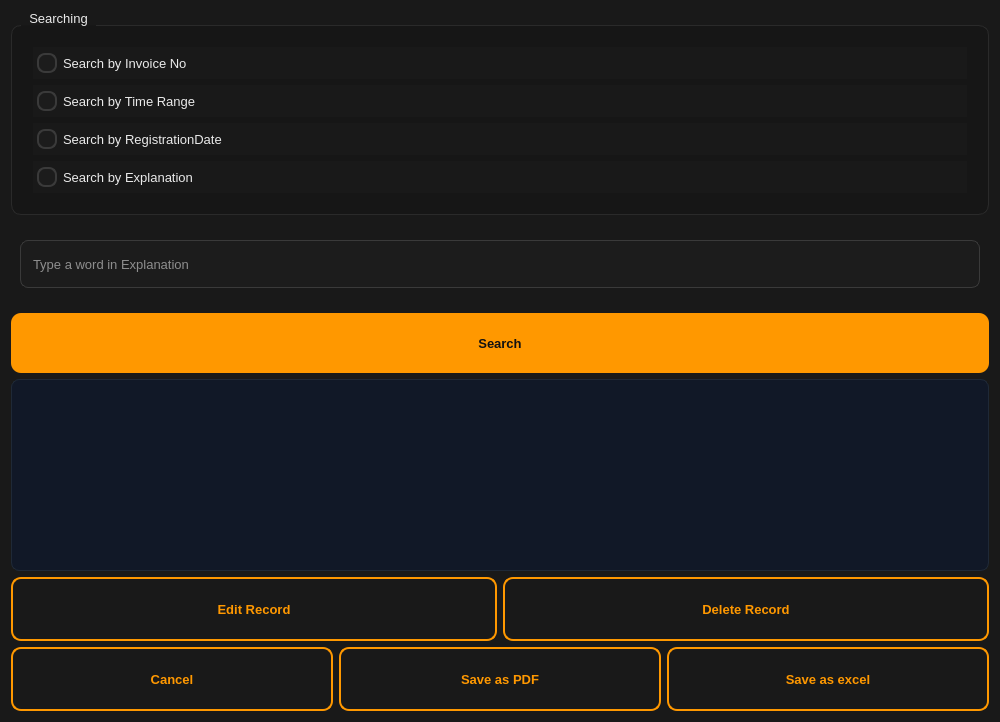
First picture: the form in app/ui/Calling_Page.ui, repository kianfa/Imprest_Management, before the edit.
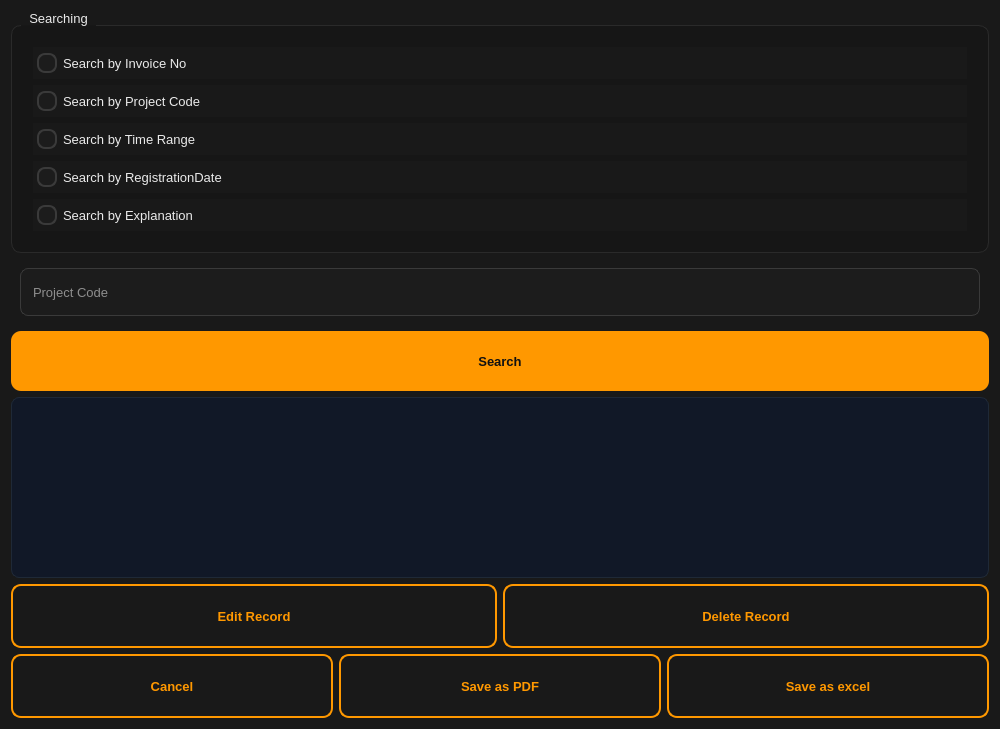
Second picture: the form after the edit.

What changed in the file:
```diff
--- a/app/ui/Calling_Page.ui
+++ b/app/ui/Calling_Page.ui
@@ -236,6 +236,19 @@
           </property>
          </widget>
         </item>
+        <item>
+         <widget class="QRadioButton" name="rbProjectCode">
+          <property name="styleSheet">
+           <string notr="true"/>
+          </property>
+          <property name="text">
+           <string>Search by Project Code</string>
+          </property>
+          <property name="autoRepeat">
+           <bool>false</bool>
+          </property>
+         </widget>
+        </item>
         <item>
          <widget class="QRadioButton" name="rbTimeRange">
           <property name="text">
@@ -269,7 +282,7 @@
         </size>
        </property>
        <property name="currentIndex">
-        <number>0</number>
+        <number>4</number>
        </property>
        <widget class="QWidget" name="pgInvoiceNo">
         <layout class="QHBoxLayout" name="horizontalLayout">
@@ -339,6 +352,17 @@
          </item>
         </layout>
        </widget>
+       <widget class="QWidget" name="page">
+        <layout class="QHBoxLayout" name="horizontalLayout_9">
+         <item>
+          <widget class="QLineEdit" name="leProjectCode">
+           <property name="placeholderText">
+            <string>Project Code</string>
+           </property>
+          </widget>
+         </item>
+        </layout>
+       </widget>
       </widget>
      </item>
      <item>
```
